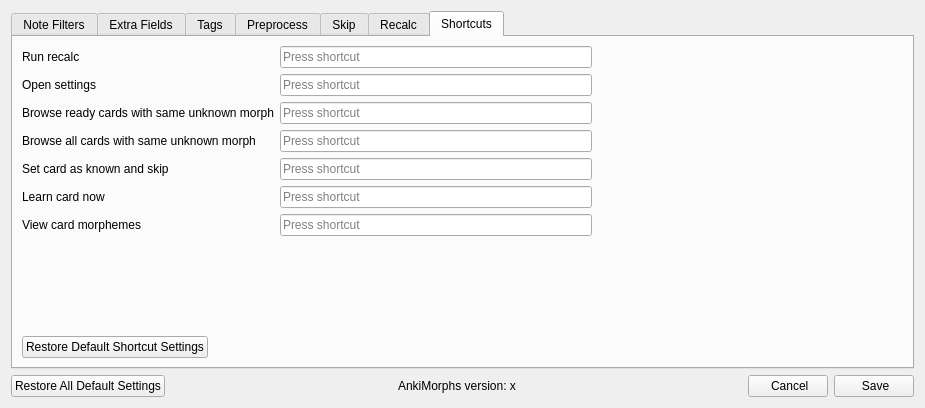
Before: the Qt Designer form ankimorphs/ui/settings_dialog.ui in mortii/anki-morphs, drawn with Qt 5.
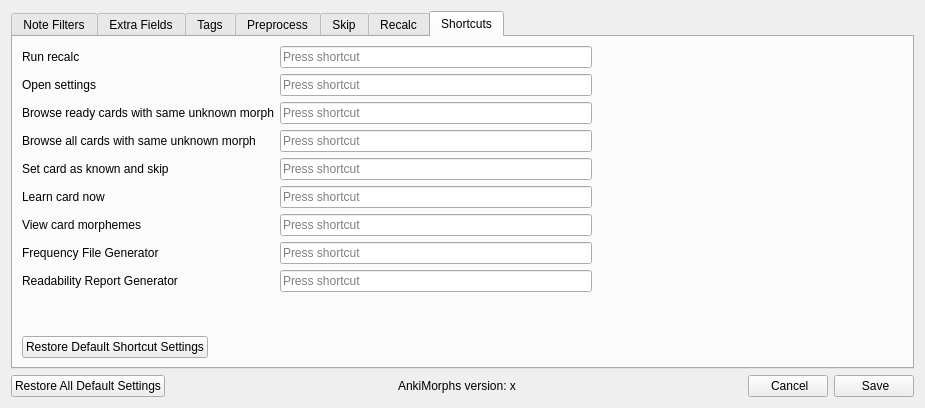
After: the same form once the commit is applied. The open tabs and pages were chosen to show the change.

Commit message: added shortcuts to generators (#106)

Patch:
```diff
--- a/ankimorphs/ui/settings_dialog.ui
+++ b/ankimorphs/ui/settings_dialog.ui
@@ -640,6 +640,20 @@
                </property>
               </widget>
              </item>
+             <item>
+              <widget class="QLabel" name="label_7">
+               <property name="text">
+                <string>Frequency File Generator</string>
+               </property>
+              </widget>
+             </item>
+             <item>
+              <widget class="QLabel" name="label_15">
+               <property name="text">
+                <string>Readability Report Generator</string>
+               </property>
+              </widget>
+             </item>
             </layout>
            </item>
            <item>
@@ -665,6 +679,12 @@
              <item>
               <widget class="QKeySequenceEdit" name="shortcutViewMorphsKeySequenceEdit"/>
              </item>
+             <item>
+              <widget class="QKeySequenceEdit" name="shortcutFrequencyFileGeneratorKeySequenceEdit"/>
+             </item>
+             <item>
+              <widget class="QKeySequenceEdit" name="shortcutReadabilityReportGeneratorKeySequenceEdit"/>
+             </item>
             </layout>
            </item>
            <item>
```
The commit also changes 5 other files.
